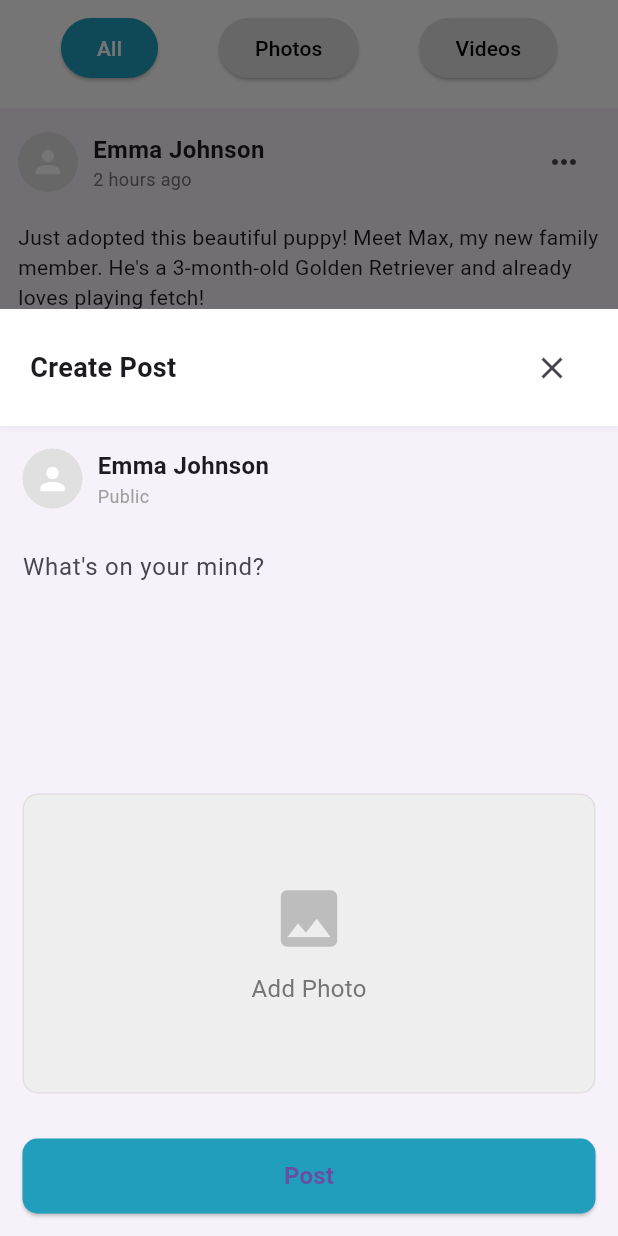
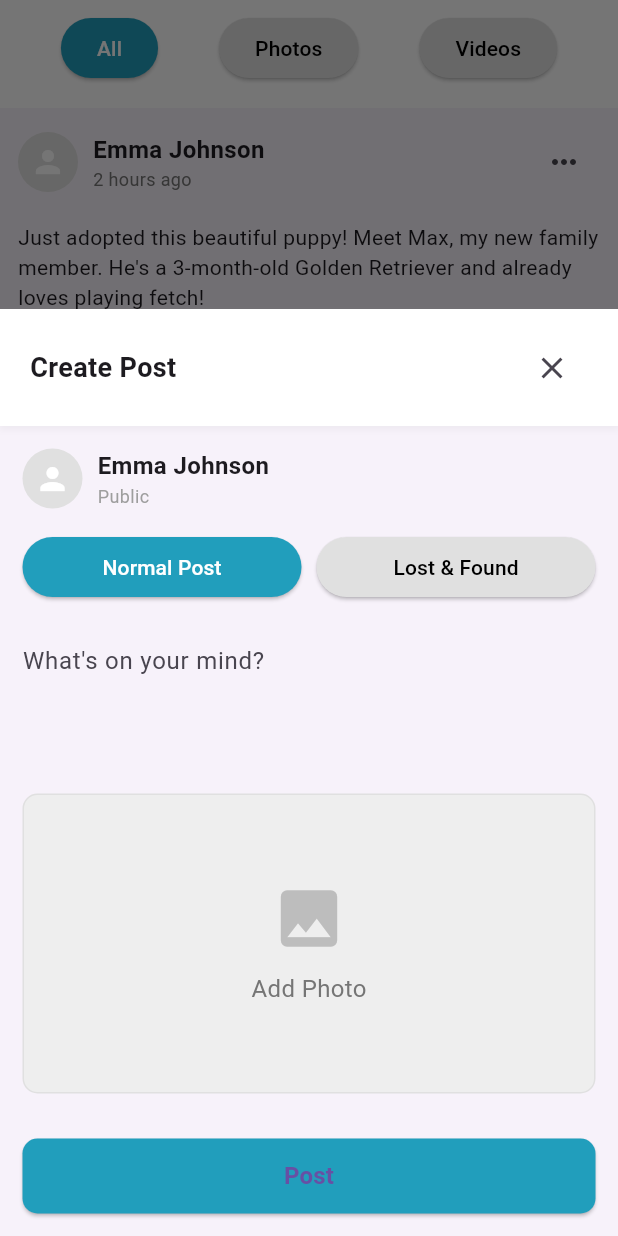
Before and after one commit to Shribodhi/SDGP-PawRescue, a Flutter app: the SocialPage screen opened directly, after a tap on the "add" icon, on a phone screen of 412 x 824 dp. Run offline on Flutter 3.47's test engine with Material 3 defaults, Android fonts, the phone set to English and light mode, and no system bars.

Commit message:
added lost and found post ability
Implemented post type selection in create post modal. Added 'type' field to post data structure. Displaying special tag for Lost & Found posts. Updated post creation logic to handle different post types

```diff
--- a/lib/screens/social_page.dart
+++ b/lib/screens/social_page.dart
@@ -28,25 +28,27 @@ class _SocialPageState extends State<SocialPage> {
         'angry': 0,
       },
       'isLiked': false,
+      'type': 'normal',
     },
     {
       'id': 2,
       'username': 'Michael Smith',
       'userImage': 'assets/images/user2.png',
       'timeAgo': '5 hours ago',
-      'content': 'Luna enjoying her new cat tree! Best purchase ever. She hasn\'t stopped climbing since we set it up this morning.',
-      'image': 'assets/images/post_cat1.png',
+      'content': 'LOST DOG: Brown Labrador, answers to "Buddy". Last seen near Central Park. Please contact if found!',
+      'image': 'assets/images/lost_dog.png',
       'video': null,
       'likes': 28,
       'comments': 5,
       'reactions': {
-        'love': 15,
-        'wow': 8,
-        'laugh': 3,
-        'sad': 0,
+        'love': 0,
+        'wow': 0,
+        'laugh': 0,
+        'sad': 15,
         'angry': 0,
       },
       'isLiked': false,
+      'type': 'lost_found',
     },
     {
       'id': 3,
@@ -66,6 +68,7 @@ class _SocialPageState extends State<SocialPage> {
         'angry': 0,
       },
       'isLiked': false,
+      'type': 'normal',
     },
     {
       'id': 4,
@@ -85,6 +88,7 @@ class _SocialPageState extends State<SocialPage> {
         'angry': 0,
       },
       'isLiked': false,
+      'type': 'normal',
     },
     {
       'id': 5,
@@ -104,6 +108,7 @@ class _SocialPageState extends State<SocialPage> {
         'angry': 0,
       },
       'isLiked': false,
+      'type': 'normal',
     },
   ];
 
@@ -190,6 +195,22 @@ class _SocialPageState extends State<SocialPage> {
                     ],
                   ),
                 ),
+                if (post['type'] == 'lost_found')
+                  Container(
+                    padding: const EdgeInsets.symmetric(horizontal: 8, vertical: 4),
+                    decoration: BoxDecoration(
+                      color: Colors.red[100],
+                      borderRadius: BorderRadius.circular(12),
+                    ),
+                    child: Text(
+                      'Lost & Found',
+                      style: TextStyle(
+                        color: Colors.red[800],
+                        fontWeight: FontWeight.bold,
+                        fontSize: 12,
+                      ),
+                    ),
+                  ),
                 IconButton(
                   icon: const Icon(Icons.more_horiz),
                   onPressed: () {
@@ -206,7 +227,10 @@ class _SocialPageState extends State<SocialPage> {
               padding: const EdgeInsets.symmetric(horizontal: 12, vertical: 4),
               child: Text(
                 post['content'],
-                style: const TextStyle(fontSize: 14),
+                style: TextStyle(
+                  fontSize: 14,
+                  fontWeight: post['type'] == 'lost_found' ? FontWeight.bold : FontWeight.normal,
+                ),
               ),
             ),
 
@@ -587,6 +611,7 @@ class _SocialPageState extends State<SocialPage> {
 
   void _showCreatePostModal(BuildContext context) {
     final contentController = TextEditingController();
+    String postType = 'normal';
 
     showModalBottomSheet(
       context: context,
@@ -595,6 +620,8 @@ class _SocialPageState extends State<SocialPage> {
         borderRadius: BorderRadius.vertical(top: Radius.circular(15)),
       ),
       builder: (context) {
+        return StatefulBuilder(
+          builder: (BuildContext context, StateSetter setModalState) {
             return Container(
               height: MediaQuery.of(context).size.height * 0.75,
               padding: EdgeInsets.only(
@@ -636,10 +663,12 @@ class _SocialPageState extends State<SocialPage> {
                     ),
                   ),
 
-              // User info
+                  // User info and post type selection
                   Padding(
                     padding: const EdgeInsets.all(15),
-                child: Row(
+                    child: Column(
+                      children: [
+                        Row(
                           children: [
                             CircleAvatar(
                               radius: 20,
@@ -668,6 +697,42 @@ class _SocialPageState extends State<SocialPage> {
                             ),
                           ],
                         ),
+                        const SizedBox(height: 15),
+                        Row(
+                          children: [
+                            Expanded(
+                              child: ElevatedButton(
+                                onPressed: () {
+                                  setModalState(() {
+                                    postType = 'normal';
+                                  });
+                                },
+                                style: ElevatedButton.styleFrom(
+                                  backgroundColor: postType == 'normal' ? const Color(0xFF219EBC) : Colors.grey[300],
+                                  foregroundColor: postType == 'normal' ? Colors.white : Colors.black,
+                                ),
+                                child: const Text('Normal Post'),
+                              ),
+                            ),
+                            const SizedBox(width: 10),
+                            Expanded(
+                              child: ElevatedButton(
+                                onPressed: () {
+                                  setModalState(() {
+                                    postType = 'lost_found';
+                                  });
+                                },
+                                style: ElevatedButton.styleFrom(
+                                  backgroundColor: postType == 'lost_found' ? Colors.red : Colors.grey[300],
+                                  foregroundColor: postType == 'lost_found' ? Colors.white : Colors.black,
+                                ),
+                                child: const Text('Lost & Found'),
+                              ),
+                            ),
+                          ],
+                        ),
+                      ],
+                    ),
                   ),
 
                   // Post content
@@ -677,8 +742,10 @@ class _SocialPageState extends State<SocialPage> {
                       child: TextField(
                         controller: contentController,
                         maxLines: null,
-                    decoration: const InputDecoration(
-                      hintText: 'What\'s on your mind?',
+                        decoration: InputDecoration(
+                          hintText: postType == 'normal'
+                              ? 'What\'s on your mind?'
+                              : 'Describe the lost/found pet...',
                           border: InputBorder.none,
                         ),
                       ),
@@ -749,13 +816,14 @@ class _SocialPageState extends State<SocialPage> {
                                   'angry': 0,
                                 },
                                 'isLiked': false,
+                                'type': postType,
                               });
                             });
                             Navigator.pop(context);
                             ScaffoldMessenger.of(context).showSnackBar(
-                          const SnackBar(
-                            content: Text('Post created successfully'),
-                            backgroundColor: Color(0xFF219EBC),
+                              SnackBar(
+                                content: Text(postType == 'normal' ? 'Post created successfully' : 'Lost & Found post created'),
+                                backgroundColor: const Color(0xFF219EBC),
                               ),
                             );
                           } else {
@@ -767,9 +835,9 @@ class _SocialPageState extends State<SocialPage> {
                             );
                           }
                         },
-                    child: const Text(
-                      'Post',
-                      style: TextStyle(
+                        child: Text(
+                          postType == 'normal' ? 'Post' : 'Post Lost & Found',
+                          style: const TextStyle(
                             fontSize: 16,
                             fontWeight: FontWeight.bold,
                           ),
@@ -779,6 +847,8 @@ class _SocialPageState extends State<SocialPage> {
                   ),
                 ],
               ),
+            );
+          },
         );
       },
     );
```
Also changed, not shown: 4 other files. Lines whose indentation alone changed are shown as unchanged.
